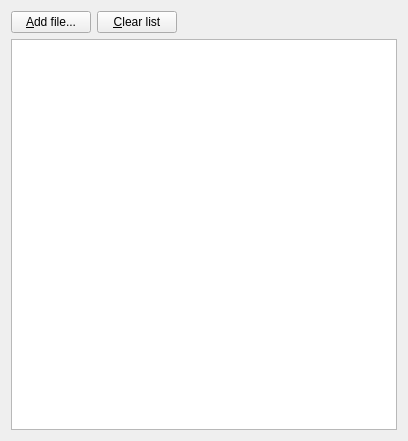
Above: kpilot/kpilot/file_install_widget.ui from chusopr/kdepim-ktimetracker-akonadi before the change. Below: the same form after it.
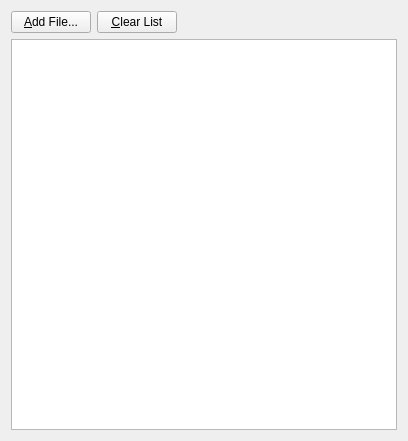
That is the form after the change. Custom widgets are drawn as their Qt base class.

The edit to the form file:
```diff
--- a/kpilot/kpilot/file_install_widget.ui
+++ b/kpilot/kpilot/file_install_widget.ui
@@ -19,7 +19,7 @@
 &lt;p style=" margin-top:0px; margin-bottom:0px; margin-left:0px; margin-right:0px; -qt-block-indent:0; text-indent:0px;">Choose a file to add to the list of files to install.&lt;/p>&lt;/body>&lt;/html></string>
      </property>
      <property name="text" >
-      <string>&amp;Add file...</string>
+      <string>&amp;Add File...</string>
      </property>
     </widget>
    </item>
@@ -32,7 +32,7 @@
 &lt;p style=" margin-top:0px; margin-bottom:0px; margin-left:0px; margin-right:0px; -qt-block-indent:0; text-indent:0px;">Clear the list of files to install. No files will be installed.&lt;/p>&lt;/body>&lt;/html></string>
      </property>
      <property name="text" >
-      <string>&amp;Clear list</string>
+      <string>&amp;Clear List</string>
      </property>
     </widget>
    </item>
```
